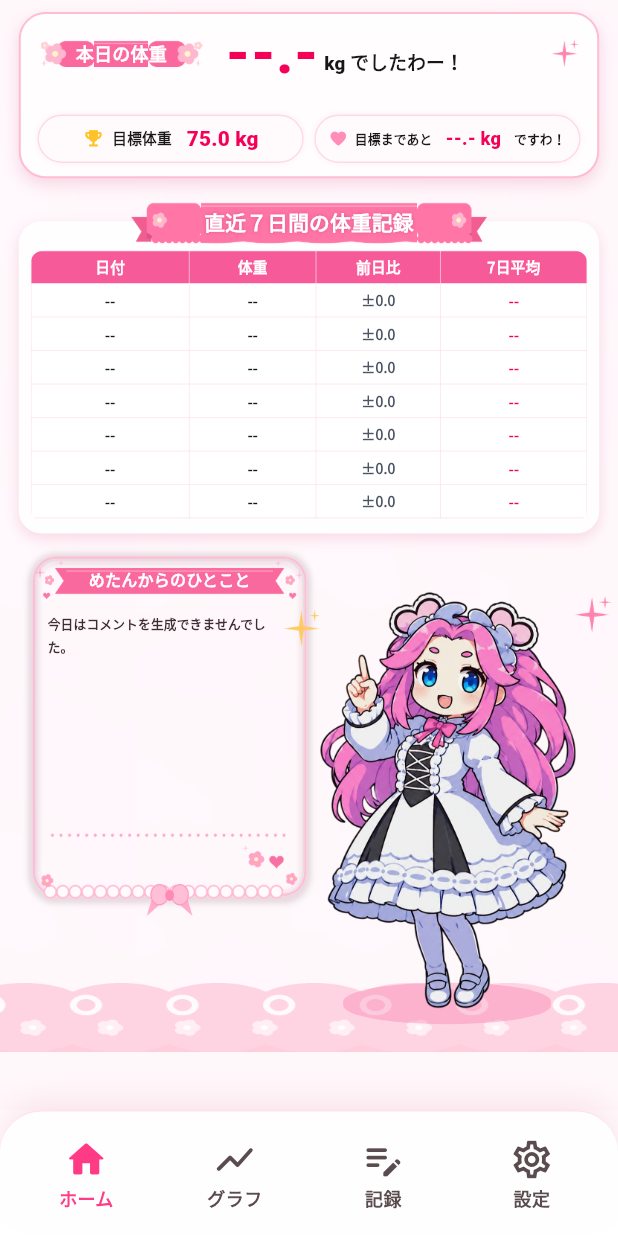
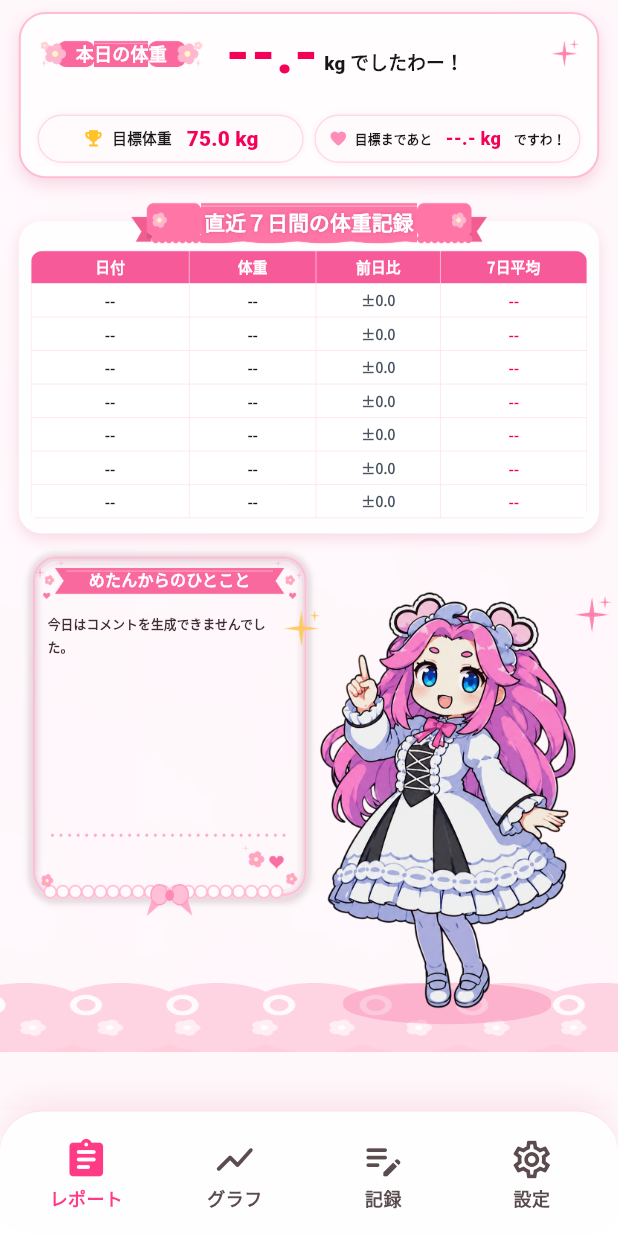
Before and after one commit to kph7m/weight_report_app, a Flutter app: the ReportScreen screen opened directly, on a phone screen of 412 x 824 dp. Run offline on Flutter 3.47's test engine with Material 3 defaults, Android fonts, the phone set to English and light mode, and no system bars; our stand-ins replace flutter_riverpod, isar, shared_preferences; accounts and stored records are empty; generated files the repository leaves out were written again; Roboto replaces fonts that are missing (Zen Maru Gothic).

Commit message:
Rename report footer destination

```diff
--- a/lib/screens/report_screen.dart
+++ b/lib/screens/report_screen.dart
@@ -69,8 +69,8 @@ class _ReportFooter extends StatelessWidget {
               children: [
                 Expanded(
                   child: _FooterDestination(
-                    label: 'ホーム',
-                    icon: Icons.home_rounded,
+                    label: 'レポート',
+                    icon: Icons.assignment_rounded,
                     selected: true,
                     compact: compact,
                     onPressed: () {},
```
Also changed, not shown: 2 other files.
